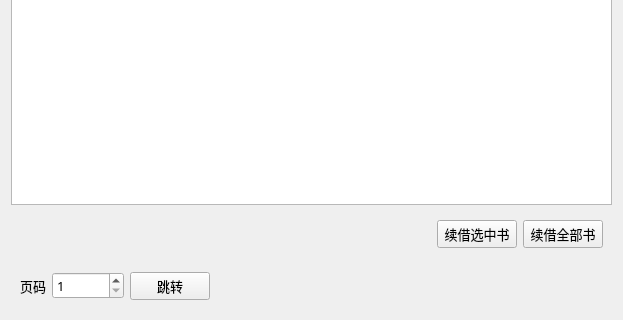
This is LibraryManager/borrowhistoryform.ui in 821869798/LibraryManager as Qt 5 draws it before an edit; both pictures show x 0 to 623 and y 166 to 486 of the 623 by 486 pixel window. The edited form follows.
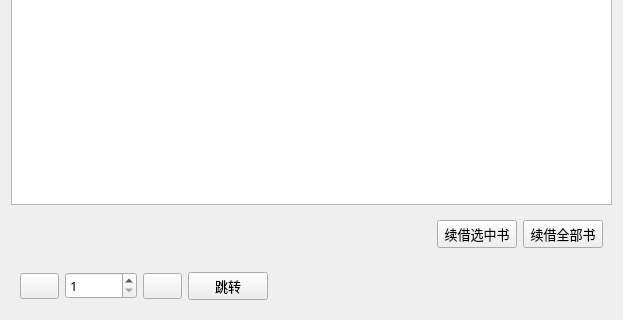
This is the edited form.

Diff of the .ui file:
```diff
--- a/LibraryManager/borrowhistoryform.ui
+++ b/LibraryManager/borrowhistoryform.ui
@@ -95,11 +95,11 @@
     <widget class="QWidget" name="widget_history" native="true">
      <layout class="QVBoxLayout" name="verticalLayout_2">
       <item>
-       <layout class="QHBoxLayout" name="h2">
+       <layout class="QHBoxLayout" name="h2" stretch="0,1,0,0,10">
         <item>
-         <widget class="QLabel" name="label">
+         <widget class="QPushButton" name="btn_front">
           <property name="text">
-           <string>页码</string>
+           <string/>
           </property>
          </widget>
         </item>
@@ -113,6 +113,13 @@
           </property>
          </widget>
         </item>
+        <item>
+         <widget class="QPushButton" name="btn_next">
+          <property name="text">
+           <string/>
+          </property>
+         </widget>
+        </item>
         <item>
          <widget class="QPushButton" name="btn_getHistory">
           <property name="text">
```
